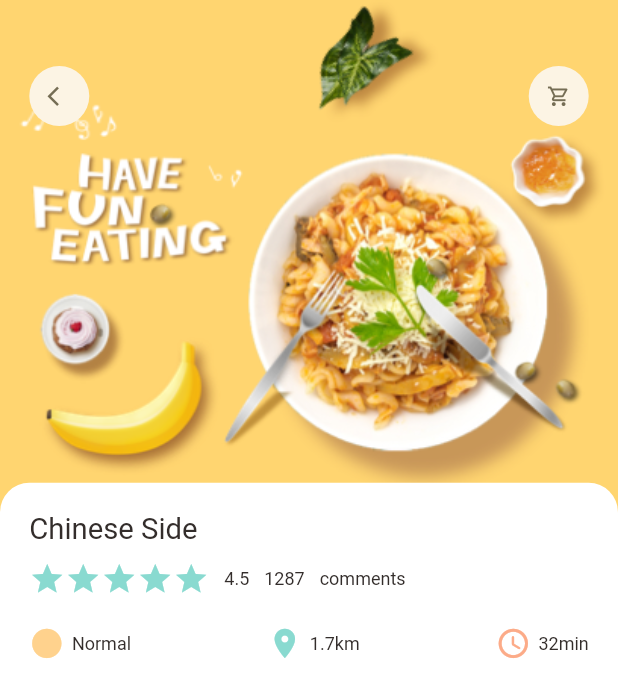
After one commit to williamsimionatto/food_app, a Flutter app: the screen it shows after launch, on a phone screen of 412 x 824 dp. The commit adds this screen. Shown: the top 698 px of the screen. Run offline on Flutter 3.47's test engine with Material 2 defaults, Android fonts, the phone set to English and light mode, and no system bars; our stand-ins replace dots_indicator, get.

Commit message:
refactor: move duplicated code to a single widget

```diff
--- a/lib/ui/pages/pages.dart
+++ b/lib/ui/pages/pages.dart
@@ -1,2 +1,3 @@
 export './home/home.dart';
 export './food/food.dart';
+export './widgets/widgets.dart';
--- /dev/null
+++ b/lib/ui/pages/widgets/food_detail.dart
@@ -0,0 +1,59 @@
+import 'package:flutter/material.dart';
+
+import 'package:delivery_food_app/ui/utils/colors.dart';
+import 'package:delivery_food_app/ui/utils/dimensions.dart';
+import 'package:delivery_food_app/ui/widgets/widgets.dart';
+
+class FoodDetail extends StatelessWidget {
+  const FoodDetail({super.key});
+
+  @override
+  Widget build(BuildContext context) {
+    return Column(
+      crossAxisAlignment: CrossAxisAlignment.start,
+      children: <Widget>[
+        const BigText(text: 'Chinese Side'),
+        SizedBox(height: Dimensions.height10),
+        Row(
+          children: [
+            Wrap(
+              children: List.generate(5, (index) {
+                return const Icon(
+                  Icons.star,
+                  color: AppColors.mainColor,
+                );
+              }),
+            ),
+            const SizedBox(width: 10),
+            const SmallText(text: "4.5"),
+            const SizedBox(width: 10),
+            const SmallText(text: "1287"),
+            const SizedBox(width: 10),
+            const SmallText(text: "comments"),
+          ],
+        ),
+        SizedBox(height: Dimensions.height20),
+        Row(
+          mainAxisAlignment: MainAxisAlignment.spaceBetween,
+          children: const <Widget>[
+            IconText(
+              icon: Icons.circle_sharp,
+              text: "Normal",
+              iconColor: AppColors.iconColor1,
+            ),
+            IconText(
+              icon: Icons.location_on,
+              text: "1.7km",
+              iconColor: AppColors.mainColor,
+            ),
+            IconText(
+              icon: Icons.access_time_rounded,
+              text: "32min",
+              iconColor: AppColors.iconColor2,
+            )
+          ],
+        ),
+      ],
+    );
+  }
+}
--- /dev/null
+++ b/lib/ui/pages/widgets/widgets.dart
@@ -0,0 +1 @@
+export 'food_detail.dart';
```
Also changed, not shown: lib/ui/pages/food/popular_food_detail.dart (+2 -47 lines), lib/ui/pages/home/food_page_body.dart (+2 -46 lines).
